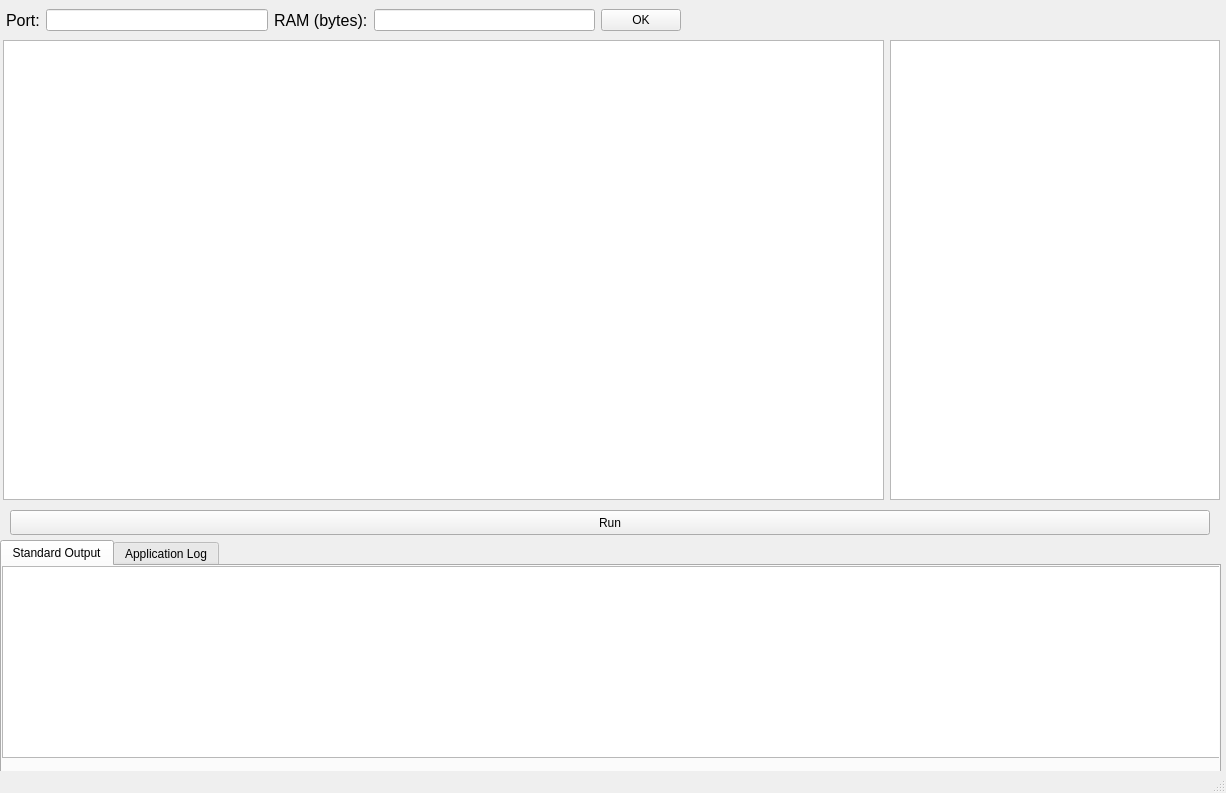
Above: Sources/mainwindow.ui from GabrielVL/c-text-editor before the change. Below: the same form after it.
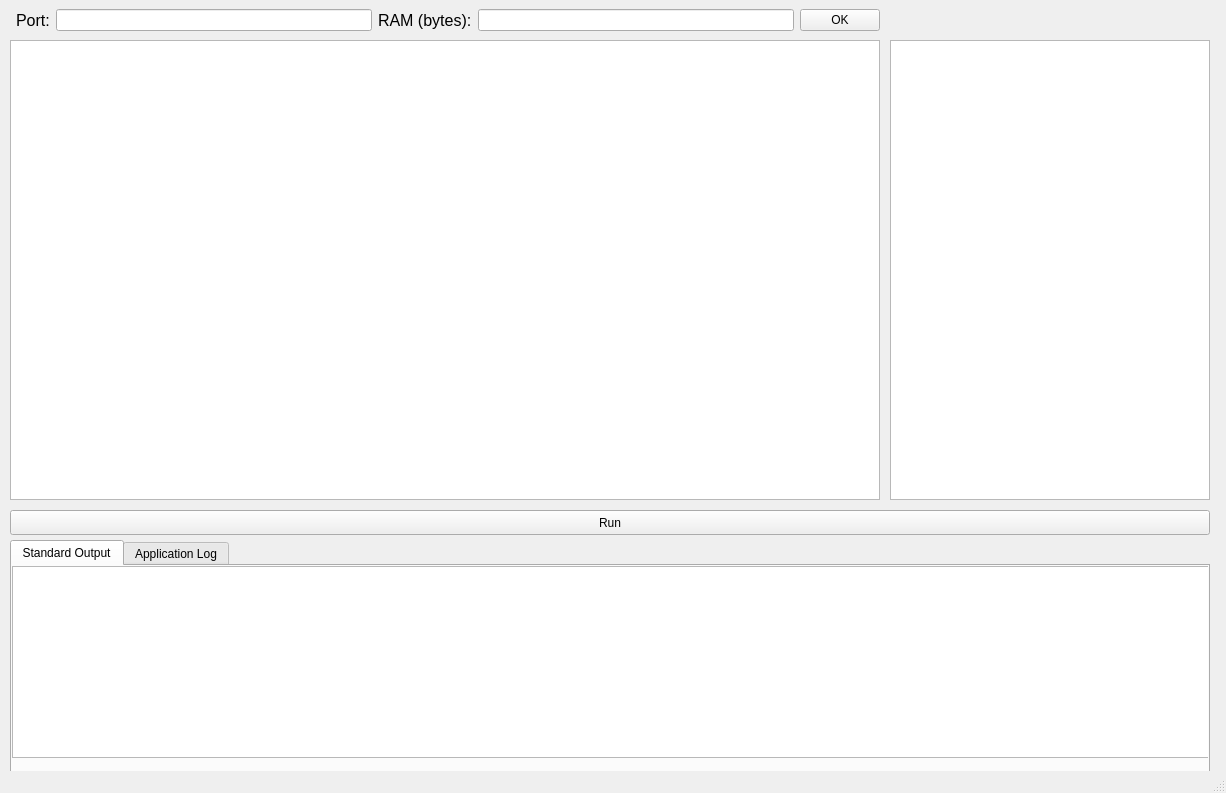
That is the form after the change.

Commit message: Server-Client connects on specified port

```diff
--- a/Sources/mainwindow.ui
+++ b/Sources/mainwindow.ui
@@ -30,9 +30,9 @@
    <widget class="QPlainTextEdit" name="TextEditor">
     <property name="geometry">
      <rect>
-      <x>3</x>
+      <x>10</x>
       <y>40</y>
-      <width>881</width>
+      <width>870</width>
       <height>460</height>
      </rect>
     </property>
@@ -43,9 +43,9 @@
    <widget class="QTabWidget" name="tabWidget">
     <property name="geometry">
      <rect>
-      <x>0</x>
+      <x>10</x>
       <y>540</y>
-      <width>1221</width>
+      <width>1200</width>
       <height>251</height>
      </rect>
     </property>
@@ -86,9 +86,9 @@
    <widget class="QWidget" name="horizontalLayoutWidget">
     <property name="geometry">
      <rect>
-      <x>0</x>
+      <x>10</x>
       <y>0</y>
-      <width>681</width>
+      <width>870</width>
       <height>41</height>
      </rect>
     </property>
@@ -144,7 +144,7 @@
      <rect>
       <x>890</x>
       <y>40</y>
-      <width>330</width>
+      <width>320</width>
       <height>460</height>
      </rect>
     </property>
```
Left out of the diff: 6 changed lines with no effect on the pictures. The commit also changes 2 other files.
